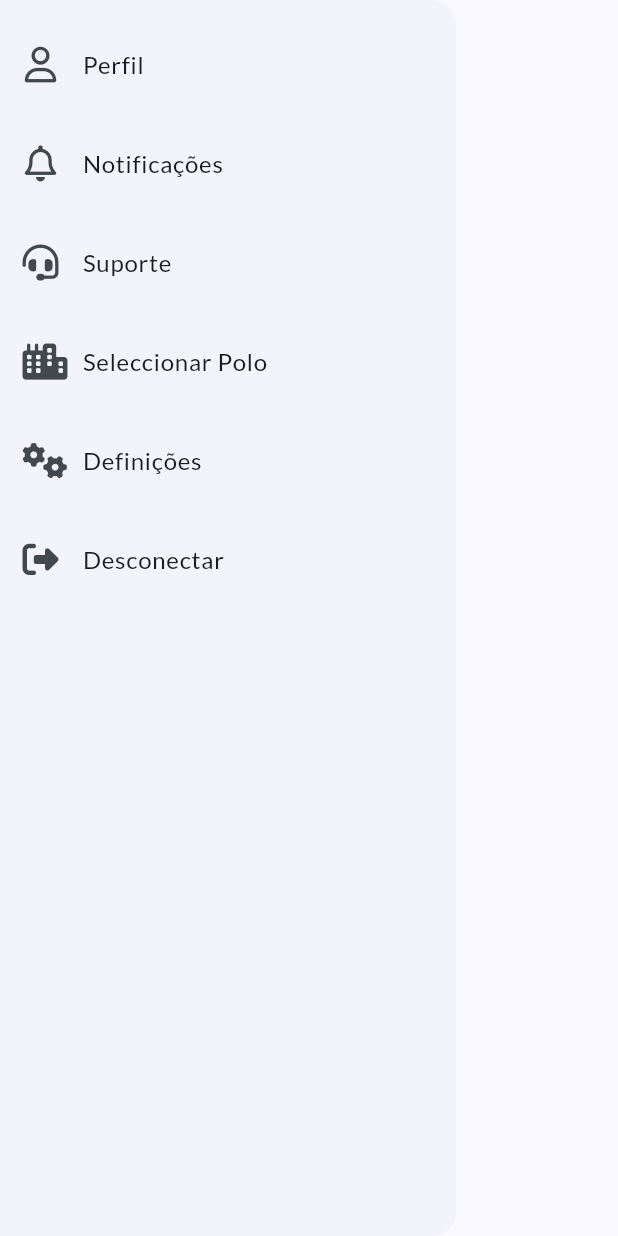
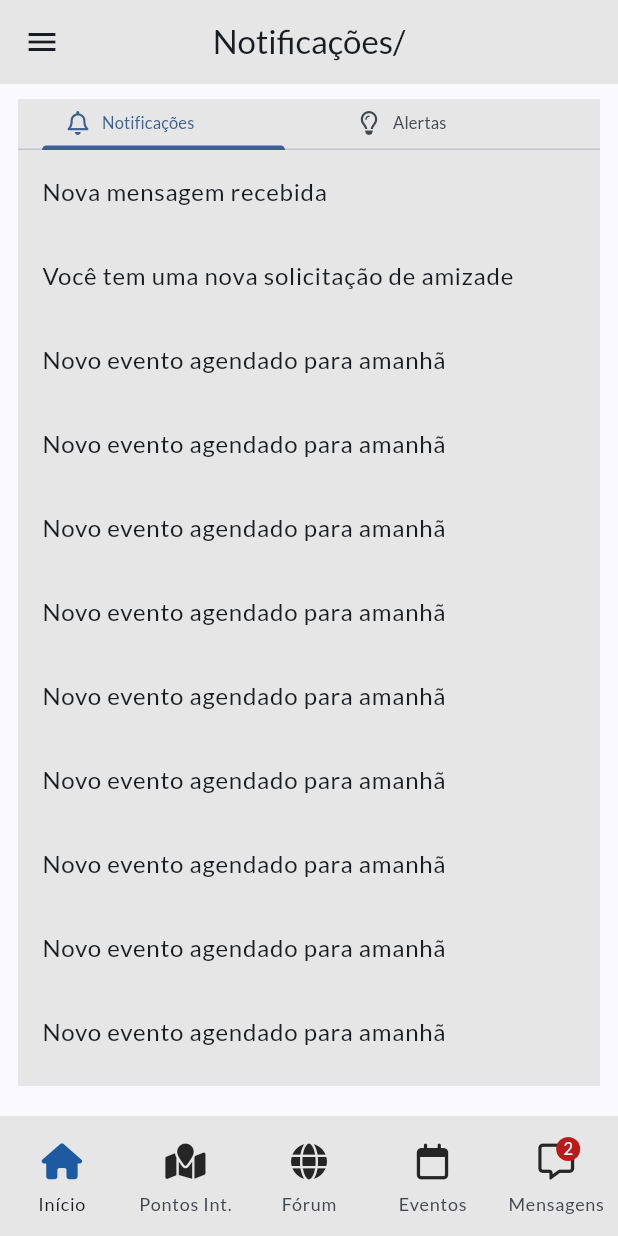
Before and after one commit to asousapt/softshares_mobile, a Flutter app: the MainDrawer widget shown alone on an empty page, opened directly, after a tap on "Notificações", on a phone screen of 412 x 824 dp. Run offline on Flutter 3.47's test engine with Material 3 defaults, Android fonts, the phone set to English and light mode, and no system bars; our stand-ins replace font_awesome_flutter, google_fonts, package_info_plus, table_calendar; missing offline and left inert: country_flags; generated files the repository leaves out were written again.

Commit message:
Lista de alertas e notificações. falta fazer um card mais bonito

```diff
--- a/lib/l10n/app_en.arb
+++ b/lib/l10n/app_en.arb
@@ -34,5 +34,6 @@
   "definicoes": "Settings",
   "logout": "Sign Out",
   "paginaInicial": "Home",
-  "comunidade": "Softshares Community"
+  "comunidade": "Softshares Community",
+  "alertas": "Alerts"
 }
--- a/lib/l10n/app_es.arb
+++ b/lib/l10n/app_es.arb
@@ -34,5 +34,6 @@
   "definicoes": "Ajustes",
   "logout": "Cerrar sesión",
   "paginaInicial": "Inicio",
-  "comunidade": "Comunidad Softshares"
+  "comunidade": "Comunidad Softshares",
+  "alertas": "Alertas"
 }
--- a/lib/l10n/app_pt.arb
+++ b/lib/l10n/app_pt.arb
@@ -33,5 +33,6 @@
   "definicoes": "Definições",
   "logout": "Desconectar",
   "paginaInicial": "Página Inicial",
-  "comunidade": "Comunidade Softshares"
+  "comunidade": "Comunidade Softshares",
+  "alertas": "Alertas"
 }
--- a/lib/main.dart
+++ b/lib/main.dart
@@ -7,6 +7,7 @@ import 'package:softshares_mobile/models/utilizador.dart';
 import 'package:softshares_mobile/softshares_theme.dart';
 import 'package:flutter_localizations/flutter_localizations.dart';
 import 'package:flutter_gen/gen_l10n/app_localizations.dart';
+import 'package:softshares_mobile/screens/notifications_alert.dart';
 
 void main() {
   runApp(const MyApp());
@@ -59,7 +60,8 @@ class _MyAppState extends State<MyApp> {
         "/login": (context) => EcraLogin(mudaIdioma: _mudaIdioma),
         "/registar": (context) => const EcraRegistar(),
         "/perfil": (context) => ProfileScreen(utilizador: utilizador),
-        '/home': (context) => const HomeScreen()
+        '/home': (context) => const HomeScreen(),
+        '/notificacoes': (context) => const NotificationsAlertScreen()
       },
       locale: Locale(local),
       localizationsDelegates: const [
--- /dev/null
+++ b/lib/models/alertas.dart
@@ -0,0 +1,9 @@
+class Alerta {
+  final int alertaId;
+  final String alerta;
+
+  Alerta(
+    this.alertaId,
+    this.alerta,
+  );
+}
--- /dev/null
+++ b/lib/models/notificacoes.dart
@@ -0,0 +1,15 @@
+class Notificacao {
+  final int notificacaoId;
+  final String notificacao;
+  bool vista;
+
+  Notificacao(
+    this.notificacaoId,
+    this.notificacao,
+    this.vista,
+  );
+
+  void lerNotificacao() {
+    vista = true;
+  }
+}
--- /dev/null
+++ b/lib/screens/notifications_alert.dart
@@ -0,0 +1,118 @@
+import 'package:flutter/material.dart';
+import 'package:softshares_mobile/widgets/gerais/bottom_navigation.dart';
+import 'package:softshares_mobile/widgets/gerais/main_drawer.dart';
+import 'package:softshares_mobile/models/notificacoes.dart';
+import 'package:softshares_mobile/models/alertas.dart';
+import 'package:font_awesome_flutter/font_awesome_flutter.dart';
+import 'package:softshares_mobile/widgets/gerais/perfil/custom_tab.dart';
+import 'package:flutter_gen/gen_l10n/app_localizations.dart';
+
+class NotificationsAlertScreen extends StatefulWidget {
+  const NotificationsAlertScreen({super.key});
+
+  @override
+  State<NotificationsAlertScreen> createState() {
+    return _NotificationsAlertScreenState();
+  }
+}
+
+class _NotificationsAlertScreenState extends State<NotificationsAlertScreen> {
+  List<Notificacao>? listaNotificacoes;
+  List<Alerta>? listaAlertas;
+
+  @override
+  void initState() {
+    super.initState();
+    listaNotificacoes = [
+      Notificacao(1, 'Nova mensagem recebida', false),
+      Notificacao(2, 'Você tem uma nova solicitação de amizade', false),
+      Notificacao(3, 'Novo evento agendado para amanhã', false),
+      Notificacao(3, 'Novo evento agendado para amanhã', false),
+      Notificacao(3, 'Novo evento agendado para amanhã', false),
+      Notificacao(3, 'Novo evento agendado para amanhã', false),
+      Notificacao(3, 'Novo evento agendado para amanhã', false),
+      Notificacao(3, 'Novo evento agendado para amanhã', false),
+      Notificacao(3, 'Novo evento agendado para amanhã', false),
+      Notificacao(3, 'Novo evento agendado para amanhã', false),
+      Notificacao(3, 'Novo evento agendado para amanhã', false),
+      Notificacao(3, 'Novo evento agendado para amanhã', false),
+      Notificacao(3, 'Novo evento agendado para amanhã', false),
+      Notificacao(3, 'Novo evento agendado para amanhã', false),
+      Notificacao(3, 'Novo evento agendado para amanhã', false),
+      Notificacao(3, 'Novo evento agendado para amanhã', false),
+    ];
+
+    listaAlertas = [
+      Alerta(1, "Alerta 1"),
+      Alerta(2, "Alerta 2"),
+      Alerta(3, "Alerta 3"),
+      Alerta(4, "Alerta 4"),
+    ];
+  }
+
+  @override
+  Widget build(BuildContext context) {
+    return Scaffold(
+      drawer: const MainDrawer(),
+      bottomNavigationBar: const BottomNavigation(seleccao: 0),
+      appBar: AppBar(
+        title: Text("${AppLocalizations.of(context)!.notificacoes}/"),
+      ),
+      body: Padding(
+        padding:
+            const EdgeInsets.only(right: 12, left: 12, top: 10, bottom: 20),
+        child: Container(
+          color: Theme.of(context).canvasColor,
+          child: DefaultTabController(
+            initialIndex: 0,
+            length: 2,
+            child: Column(
+              mainAxisAlignment: MainAxisAlignment.start,
+              mainAxisSize: MainAxisSize.min,
+              children: [
+                TabBar(
+                  tabs: [
+                    CustomTab(
+                        icon: FontAwesomeIcons.bell,
+                        text: AppLocalizations.of(context)!.notificacoes),
+                    CustomTab(
+                        icon: FontAwesomeIcons.lightbulb,
+                        text: AppLocalizations.of(context)!.alertas),
+                  ],
+                ),
+                Expanded(
+                  child: SizedBox(
+                    height: MediaQuery.of(context).size.height,
+                    child: TabBarView(
+                      children: [
+                        ListView(
+                          children: listaNotificacoes!.map((e) {
+                            return Dismissible(
+                                direction: DismissDirection.endToStart,
+                                background: Container(
+                                  color: Colors.red,
+                                ),
+                                key: ValueKey<int>(e.notificacaoId),
+                                onDismissed: (direction) {
+                                  print(e.notificacaoId);
+                                },
+                                child: ListTile(title: Text(e.notificacao)));
+                          }).toList(),
+                        ),
+                        ListView(
+                          children: listaAlertas!.map((e) {
+                            return ListTile(title: Text(e.alerta));
+                          }).toList(),
+                        ),
+                      ],
+                    ),
+                  ),
+                ),
+              ],
+            ),
+          ),
+        ),
+      ),
+    );
+  }
+}
--- a/lib/widgets/gerais/main_drawer.dart
+++ b/lib/widgets/gerais/main_drawer.dart
@@ -19,7 +19,9 @@ class MainDrawer extends StatelessWidget {
             title: Text(AppLocalizations.of(context)!.perfil),
           ),
           ListTile(
-            onTap: () {},
+            onTap: () {
+              Navigator.pushNamed(context, '/notificacoes');
+            },
             contentPadding: const EdgeInsets.only(left: 15, top: 10),
             leading: const Icon(FontAwesomeIcons.bell),
             title: Text(AppLocalizations.of(context)!.notificacoes),
```
